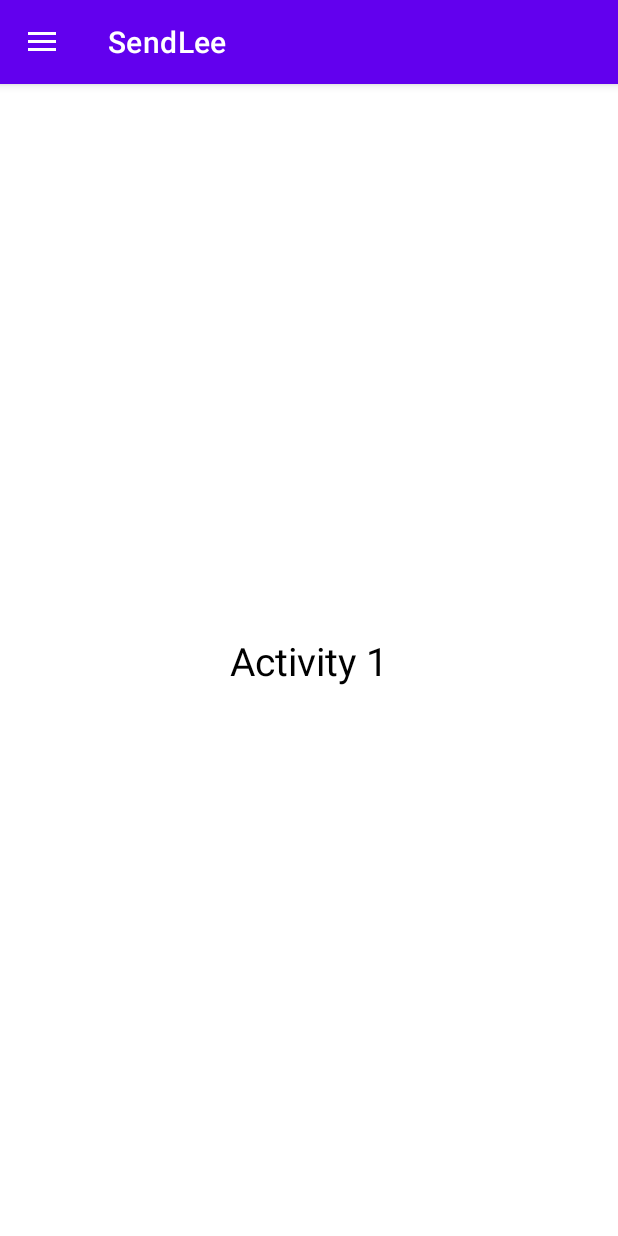
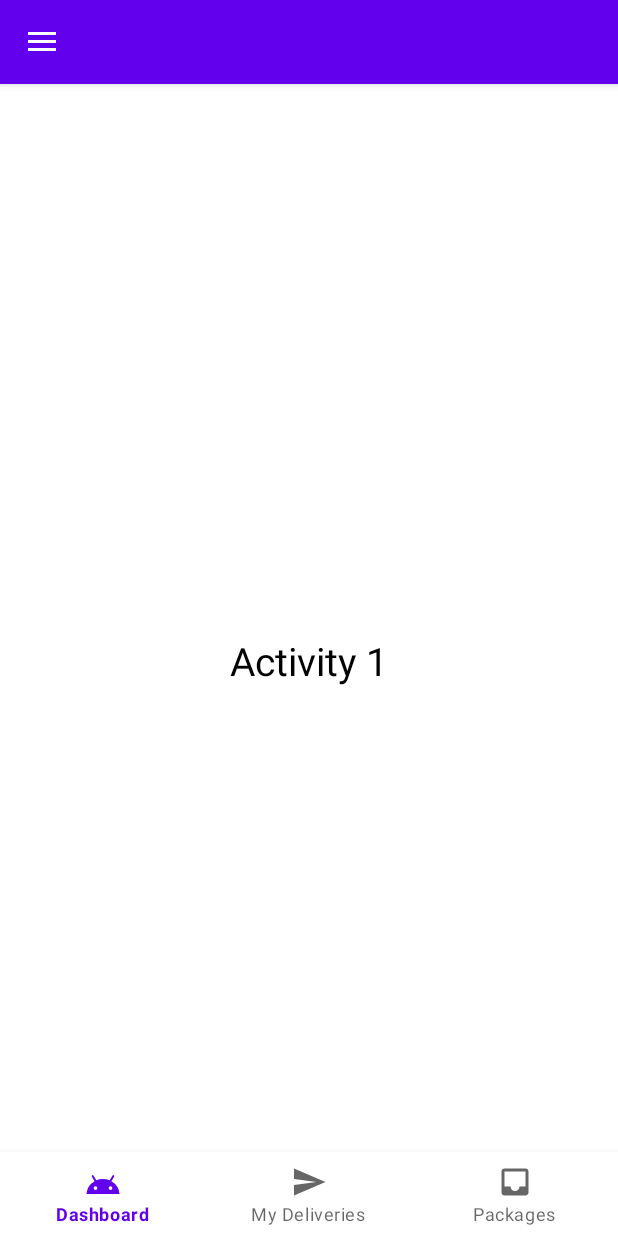
Before and after one commit to AliABULIEL/SendLee, an Android app: the screen it shows after launch (MainActivity), on a phone screen of 412 x 824 dp. Run offline under Robolectric (Android 15) with nearby library versions, the phone set to English and light mode, and no system bars.

Commit message:
add a bottom navigator to main activity

```diff
--- a/app/build.gradle
+++ b/app/build.gradle
@@ -41,4 +41,6 @@ dependencies {
     androidTestImplementation 'androidx.test.ext:junit:1.1.3'
     androidTestImplementation 'androidx.test.espresso:espresso-core:3.4.0'
     implementation 'de.hdodenhof:circleimageview:3.1.0'
+    implementation 'com.android.support.constraint:constraint-layout:1.1.3'
+
 }
--- /dev/null
+++ b/app/src/main/res/drawable/ic_dashboard_white_24dp.xml
@@ -0,0 +1,9 @@
+<vector xmlns:android="http://schemas.android.com/apk/res/android"
+        android:width="24dp"
+        android:height="24dp"
+        android:viewportWidth="24"
+        android:viewportHeight="24">
+    <path
+        android:pathData="M17.6,11.48 L19.44,8.3a0.63,0.63 0,0 0,-1.09 -0.63l-1.88,3.24a11.43,11.43 0,0 0,-8.94 0L5.65,7.67a0.63,0.63 0,0 0,-1.09 0.63L6.4,11.48A10.81,10.81 0,0 0,1 20L23,20A10.81,10.81 0,0 0,17.6 11.48ZM7,17.25A1.25,1.25 0,1 1,8.25 16,1.25 1.25,0 0,1 7,17.25ZM17,17.25A1.25,1.25 0,1 1,18.25 16,1.25 1.25,0 0,1 17,17.25Z"
+        android:fillColor="#FF000000"/>
+</vector>
--- /dev/null
+++ b/app/src/main/res/drawable/ic_delivery.xml
@@ -0,0 +1,10 @@
+<vector xmlns:android="http://schemas.android.com/apk/res/android"
+    android:width="24dp"
+    android:height="24dp"
+    android:viewportWidth="24"
+    android:viewportHeight="24"
+    android:tint="?attr/colorControlNormal">
+  <path
+      android:fillColor="@android:color/white"
+      android:pathData="M19,3L4.99,3c-1.11,0 -1.98,0.89 -1.98,2L3,19c0,1.1 0.88,2 1.99,2L19,21c1.1,0 2,-0.9 2,-2L21,5c0,-1.11 -0.9,-2 -2,-2zM19,15h-4c0,1.66 -1.35,3 -3,3s-3,-1.34 -3,-3L4.99,15L4.99,5L19,5v10z"/>
+</vector>
--- /dev/null
+++ b/app/src/main/res/drawable/ic_send.xml
@@ -0,0 +1,11 @@
+<vector xmlns:android="http://schemas.android.com/apk/res/android"
+    android:width="24dp"
+    android:height="24dp"
+    android:viewportWidth="24"
+    android:viewportHeight="24"
+    android:tint="?attr/colorControlNormal"
+    android:autoMirrored="true">
+  <path
+      android:fillColor="@android:color/white"
+      android:pathData="M2.01,21L23,12 2.01,3 2,10l15,2 -15,2z"/>
+</vector>
--- a/app/src/main/res/layout/activity_main.xml
+++ b/app/src/main/res/layout/activity_main.xml
@@ -25,8 +25,16 @@
             app:layout_constraintTop_toTopOf="parent"
             >
 
-
         </TextView>
+        <com.google.android.material.bottomnavigation.BottomNavigationView
+            android:layout_width="wrap_content"
+            android:layout_height="wrap_content"
+            android:id="@+id/bottom_navigation"
+            app:menu="@menu/bottom_menu"
+            android:fitsSystemWindows="true"
+            app:layout_constraintLeft_toLeftOf="parent"
+            app:layout_constraintRight_toRightOf="parent"
+            app:layout_constraintBottom_toBottomOf="parent" />
 
     </androidx.constraintlayout.widget.ConstraintLayout>
     <com.google.android.material.navigation.NavigationView
@@ -41,4 +49,7 @@
 
 
 
+
+
+
 </androidx.drawerlayout.widget.DrawerLayout>
--- /dev/null
+++ b/app/src/main/res/menu/bottom_menu.xml
@@ -0,0 +1,22 @@
+<?xml version="1.0" encoding="utf-8"?>
+<menu
+    xmlns:android="http://schemas.android.com/apk/res/android"
+    xmlns:tools ="http://schemas.android.com/tools"
+    tools:showIn="@layout/activity_main">
+
+    <item android:icon="@drawable/ic_dashboard_white_24dp"
+        android:id="@+id/dashbord"
+        android:title="Dashboard" />
+
+    <item android:icon="@drawable/ic_send"
+        android:id="@+id/delivery"
+        android:title="My Deliveries"/>
+
+    <item android:icon="@drawable/ic_delivery"
+        android:title="Packages"
+        android:id="@+id/Packages"/>
+
+
+
+
+</menu>
--- a/app/src/main/res/values/strings.xml
+++ b/app/src/main/res/values/strings.xml
@@ -1,5 +1,9 @@
 <resources>
-    <string name="app_name">SendLee</string>
+    <string name="app_name"></string>
     <string name="open">Open</string>
     <string name="close">Close</string>
+    <string name="menu_dashboard">Dashboard</string>
+    <string name="menu_leaderboard">Leaderboard</string>
+    <string name="menu_store">Store</string>
+    <string name="menu_profile">Profile</string>
 </resources>
```
Also changed, not shown: app/src/main/res/drawable/ic_multiline_chart_white_24dp.xml (added, +9 -0 lines), app/src/main/res/drawable/ic_person_outline_white_24dp.xml (added, +10 -0 lines), app/src/main/res/drawable/ic_store_white_24dp.xml (added, +10 -0 lines), app/src/main/res/drawable/delivery.jpeg (added).
